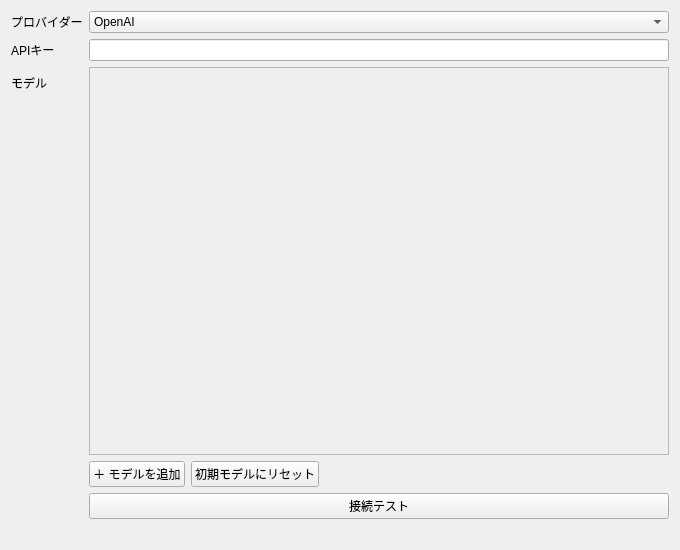
The window that ui/dialogs/settings/AiPage.ui (Ikumyon/AutoLingua2) describes before a commit, drawn with Qt 5.
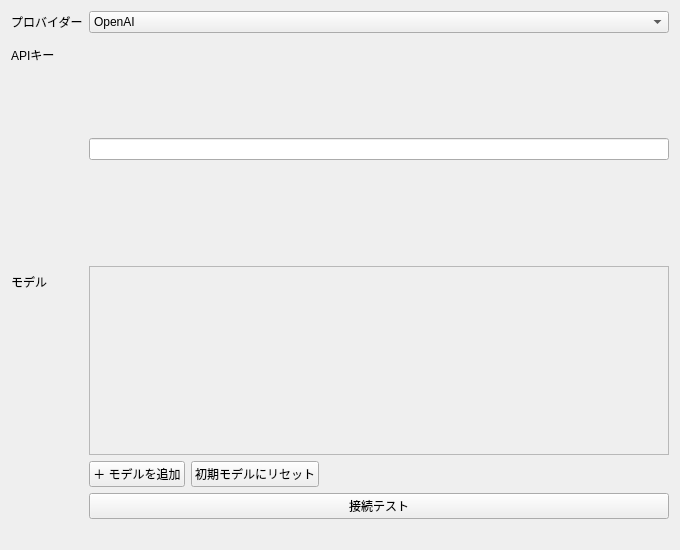
The same window after the commit.

```diff
--- a/ui/dialogs/settings/AiPage.ui
+++ b/ui/dialogs/settings/AiPage.ui
@@ -35,10 +35,30 @@
     </widget>
    </item>
    <item row="1" column="1">
+    <widget class="QStackedWidget" name="stackAuth">
+     <widget class="QWidget" name="pageDefaultAuth">
+      <layout class="QHBoxLayout" name="layoutPageDefaultAuth">
+       <property name="leftMargin">
+        <number>0</number>
+       </property>
+       <property name="topMargin">
+        <number>0</number>
+       </property>
+       <property name="rightMargin">
+        <number>0</number>
+       </property>
+       <property name="bottomMargin">
+        <number>0</number>
+       </property>
+       <item>
     <widget class="QLineEdit" name="editApiKey">
      <property name="echoMode">
       <enum>QLineEdit::EchoMode::Password</enum>
      </property>
+        </widget>
+       </item>
+      </layout>
+     </widget>
     </widget>
    </item>
    <item row="2" column="0">
```
Lines whose indentation alone changed are shown as unchanged.
